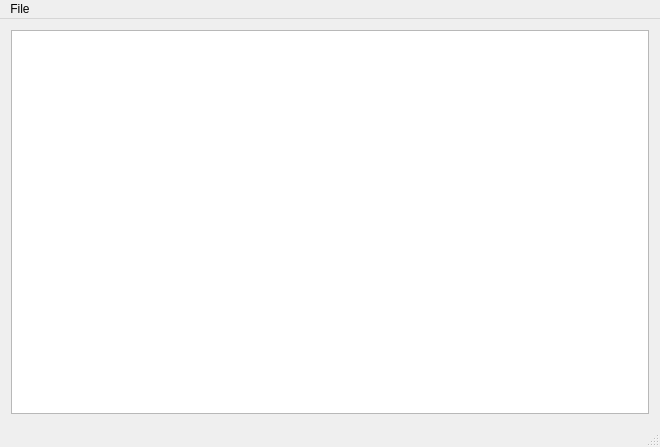
Old version of the form mainwindow.ui in the repository labyrinthofdreams/csv-template-ui.
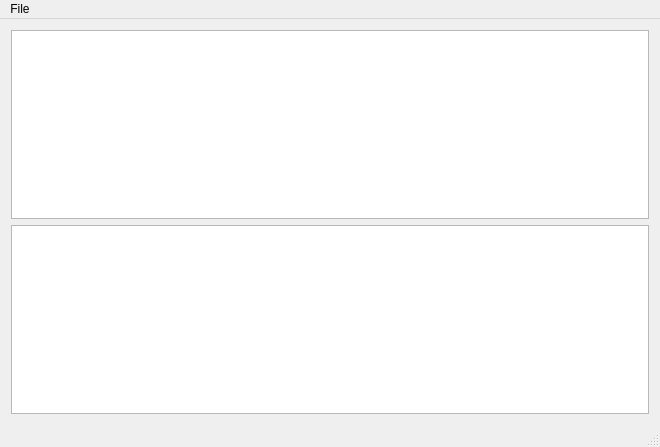
New version of the form.

Commit message: Add plain text edit field for the template

```diff
--- a/mainwindow.ui
+++ b/mainwindow.ui
@@ -15,6 +15,9 @@
   </property>
   <widget class="QWidget" name="centralWidget">
    <layout class="QVBoxLayout" name="verticalLayout">
+    <item>
+     <widget class="QPlainTextEdit" name="templateEdit"/>
+    </item>
     <item>
      <widget class="QTableWidget" name="tableCsv">
       <property name="selectionBehavior">
```
